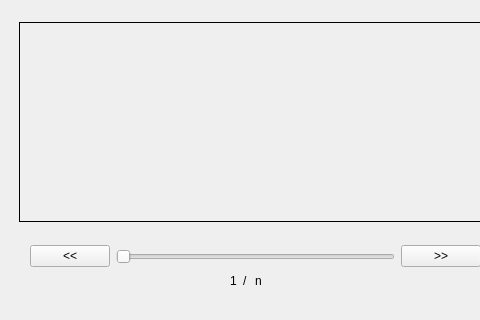
Qt form camera/camera.ui (MoreDrinkHotWater/QML_test) before a commit; both pictures show x 0 to 480 and y 385 to 705 of the 677 by 705 pixel window.
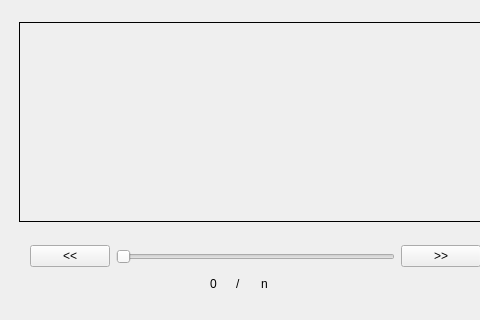
The same form after that commit. Icons and pictures are not drawn. Custom widgets are drawn as their Qt base class.

```diff
--- a/camera/camera.ui
+++ b/camera/camera.ui
@@ -384,17 +384,17 @@
    <widget class="QWidget" name="layoutWidget">
     <property name="geometry">
      <rect>
-      <x>230</x>
+      <x>210</x>
       <y>640</y>
-      <width>32</width>
-      <height>14</height>
+      <width>71</width>
+      <height>20</height>
      </rect>
     </property>
     <layout class="QHBoxLayout" name="horizontalLayout_2">
      <item>
       <widget class="QLabel" name="num1">
        <property name="text">
-        <string>1</string>
+        <string>0</string>
        </property>
       </widget>
      </item>
```
